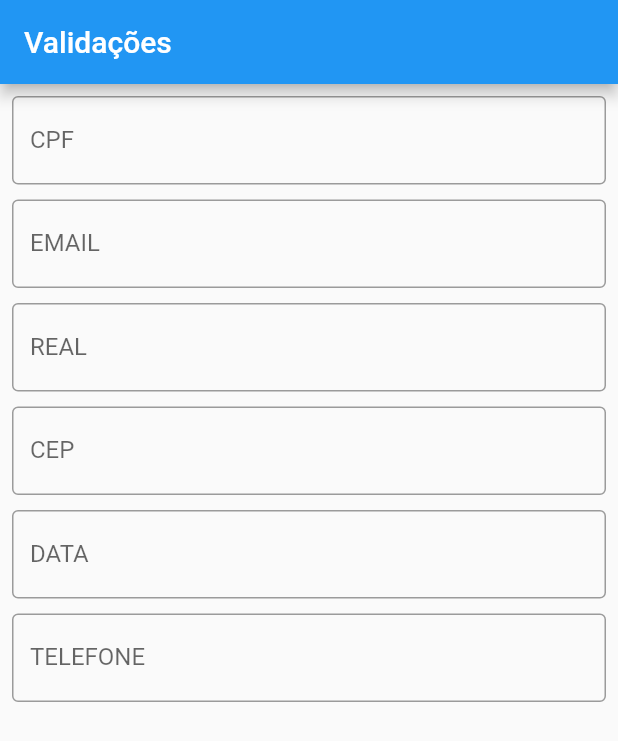
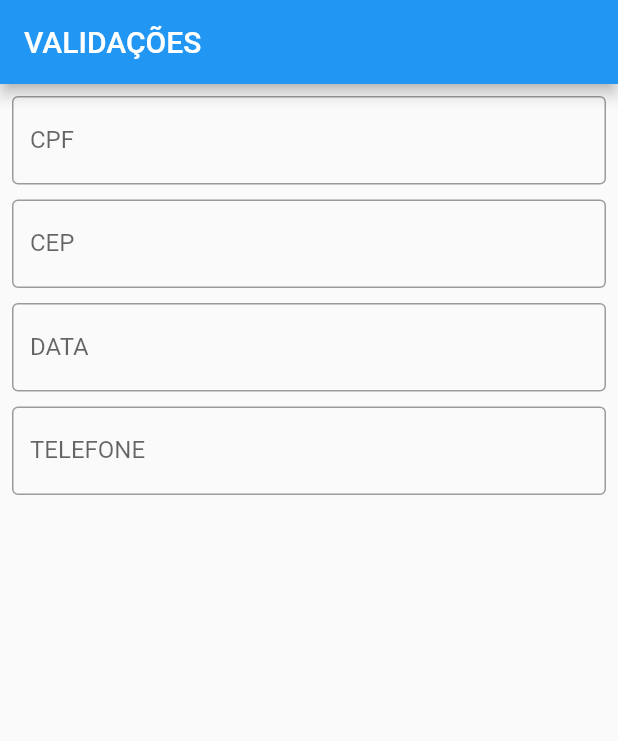
Before and after one commit to JoaoPaulo02438/validar_campos, a Flutter app: the screen it shows after launch, on a phone screen of 412 x 824 dp. Shown: the top 741 px of the screen. Run offline on Flutter 3.47's test engine with Material 2 defaults, Android fonts, the phone set to English and light mode, and no system bars.

Commit message:
NOVAS ALTERAÇÕES

```diff
--- a/lib/main.dart
+++ b/lib/main.dart
@@ -1,3 +1,4 @@
+import 'package:flutter/cupertino.dart';
 import 'package:flutter/material.dart';
 import 'package:flutter/services.dart';
 
@@ -9,47 +10,27 @@ void main(){
 }
 
 class Home extends StatelessWidget {
+  final formKey = GlobalKey<FormState>();
+  final emailKey = GlobalKey<FormFieldState>();
   @override
   Widget build(BuildContext context) {
     return Scaffold(
       appBar: AppBar(
-        title: Text('Validações'),
+        title: Text('VALIDAÇÕES'),
       ),
       body: Padding(
-        padding: EdgeInsets.all(8),
+        padding: const EdgeInsets.all(8.0),
+        child: Center(
+          child: Form(
+            key: formKey,
             child: Column(
                 children: [
-            //CAMPO CPF
                   TextFormField(
                     inputFormatters: [CPFMask()],
                     decoration: InputDecoration(
                       border: OutlineInputBorder(),
                       labelText: 'CPF',
-              ),
-            ),
-            SizedBox(height: 10),
-            //CAMPO EMAIL
-            TextFormField(
-              autovalidateMode: AutovalidateMode.onUserInteraction,
-              validator: (text){
-                if(!RegExp(r'[a-zA-Z0-9-_]+@[a-zA-Z0-9-_]+\..+' ).hasMatch(text ?? '')){
-                  return 'Digite um email válido!';
-                }
-              },
-              decoration: InputDecoration(
-                  border: OutlineInputBorder(),
-                  labelText: 'EMAIL'
-              ),
-            ),
-            SizedBox(height: 10),
-            // CAMPO MOEDA
-            TextFormField(
-              inputFormatters: [RealMask()],
-              decoration: InputDecoration(
-                  border: OutlineInputBorder(),
-                  labelText: 'REAL'
-              ),
-            ),
+                    ),),
                   SizedBox(height: 10),
                   TextFormField(
                     decoration: InputDecoration(
@@ -58,7 +39,6 @@ class Home extends StatelessWidget {
                     ),
                   ),
                   SizedBox(height: 10),
-            //CAMPO DATA
                   TextFormField(
                     decoration: InputDecoration(
                         border: OutlineInputBorder(),
@@ -66,7 +46,6 @@ class Home extends StatelessWidget {
                     ),
                   ),
                   SizedBox(height: 10),
-            //CAMPO TELEFONE
                   TextFormField(
                     decoration: InputDecoration(
                         border: OutlineInputBorder(),
@@ -74,36 +53,37 @@ class Home extends StatelessWidget {
                     ),
                   ),
                   SizedBox(height: 10),
-          ],
+                ]
             ),
-      )
+          ),
+        ),
+      ),
     );
   }
 }
+
 class CPFMask extends TextInputFormatter{
   @override
   TextEditingValue formatEditUpdate(TextEditingValue oldValue, TextEditingValue newValue) {
-    var cpf = newValue.text;
+    //var cpf = newValue.text;
 
-    if(cpf.length < 14 || !RegExp(r'^([\d-.]+)?$').hasMatch(cpf)){
+    if(newValue.text.length > 14 || !RegExp(r'^([\d-.]+)?$').hasMatch(newValue.text)){
       return oldValue;
     }
-    cpf = cpf.replaceAll(RegExp(r'\D'), '');
+    var cpf = newValue.text.replaceAll(RegExp(r'\D'), '');
     final characteres = cpf.characters.toList();
     var formatted = '';
-    for(var i = 0; i < characteres.length; i++){
-      if( [3, 6, 9].contains(i)){
+    for(var i = 0; i < characteres.length; i++) {
+      if ([3, 6, 9].contains(i)) {
         formatted += i == 9 ? '-' : '.';
-        formatted += characteres[i];
       }
       formatted += characteres[i];
     }
-    return newValue.copyWith(text: formatted,
+    return oldValue.copyWith(text: formatted,
       selection: TextSelection.fromPosition(TextPosition(offset: formatted.length),
-    ));
+      ),);
   }
 }
-
 class RealMask extends TextInputFormatter{
   @override
   TextEditingValue formatEditUpdate(TextEditingValue oldValue, TextEditingValue newValue) {
@@ -135,5 +115,4 @@ class RealMask extends TextInputFormatter{
       ),
     );
   }
-
 }
```
Lines whose indentation alone changed are shown as unchanged.
